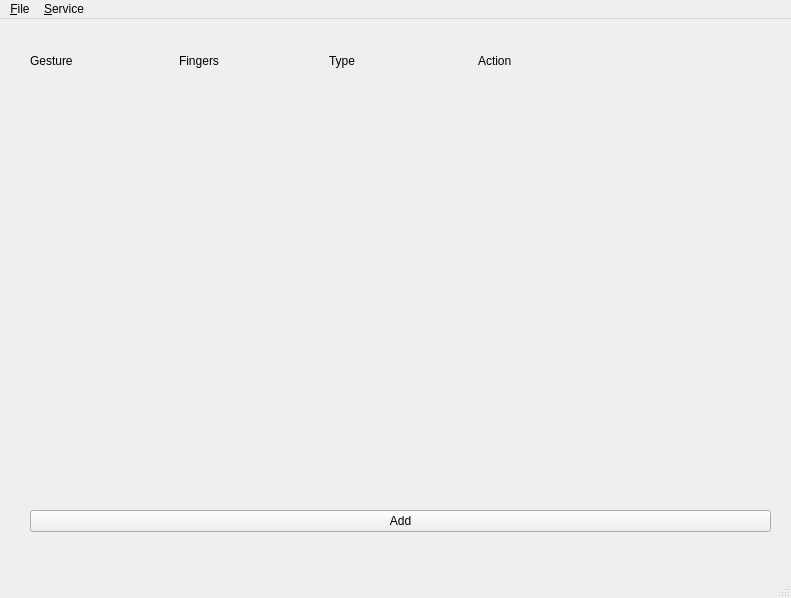
OneAdder/libinput_gestures_qt, file main_window.ui: the form before one commit.
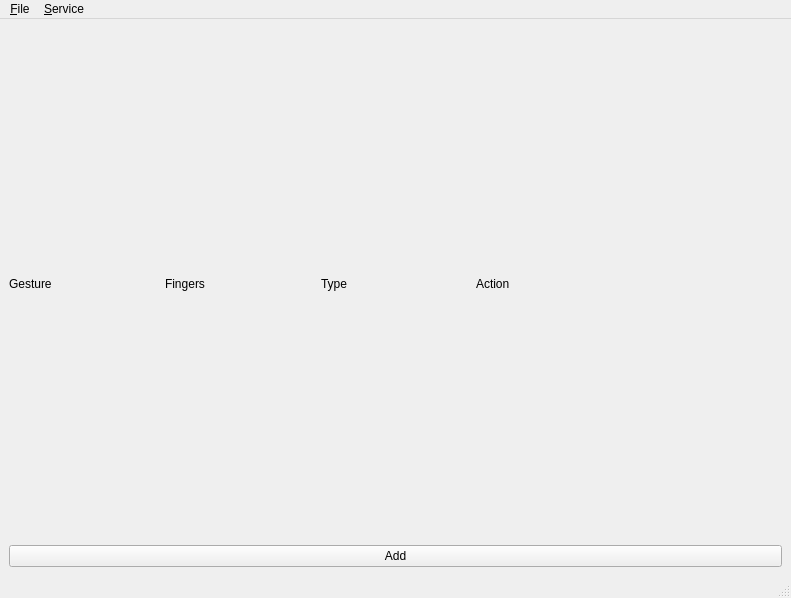
The form after the commit.

Commit message: wow, I can make contents autoresizable!

What changed in the file:
```diff
--- a/main_window.ui
+++ b/main_window.ui
@@ -14,15 +14,8 @@
    <string>MainWindow</string>
   </property>
   <widget class="QWidget" name="centralwidget">
-   <widget class="QWidget" name="gridLayoutWidget">
-    <property name="geometry">
-     <rect>
-      <x>30</x>
-      <y>20</y>
-      <width>741</width>
-      <height>44</height>
-     </rect>
-    </property>
+   <layout class="QVBoxLayout" name="verticalLayout_3">
+    <item>
     <layout class="QGridLayout" name="gridLayout">
      <item row="0" column="1">
       <widget class="QLabel" name="label_2">
@@ -60,27 +53,11 @@
       </widget>
      </item>
     </layout>
-   </widget>
-   <widget class="QWidget" name="verticalLayoutWidget">
-    <property name="geometry">
-     <rect>
-      <x>30</x>
-      <y>70</y>
-      <width>741</width>
-      <height>401</height>
-     </rect>
-    </property>
+    </item>
+    <item>
     <layout class="QVBoxLayout" name="verticalLayout"/>
-   </widget>
-   <widget class="QWidget" name="verticalLayoutWidget_2">
-    <property name="geometry">
-     <rect>
-      <x>30</x>
-      <y>480</y>
-      <width>741</width>
-      <height>44</height>
-     </rect>
-    </property>
+    </item>
+    <item>
     <layout class="QVBoxLayout" name="verticalLayout_2">
      <item>
       <widget class="QPushButton" name="pushButton">
@@ -90,7 +67,8 @@
       </widget>
      </item>
     </layout>
-   </widget>
+    </item>
+   </layout>
   </widget>
   <widget class="QMenuBar" name="menubar">
    <property name="geometry">
```
Left out of the diff: 2 changed lines with no effect on the pictures. Lines whose indentation alone changed are shown as unchanged. The commit also changes 1 other file.
